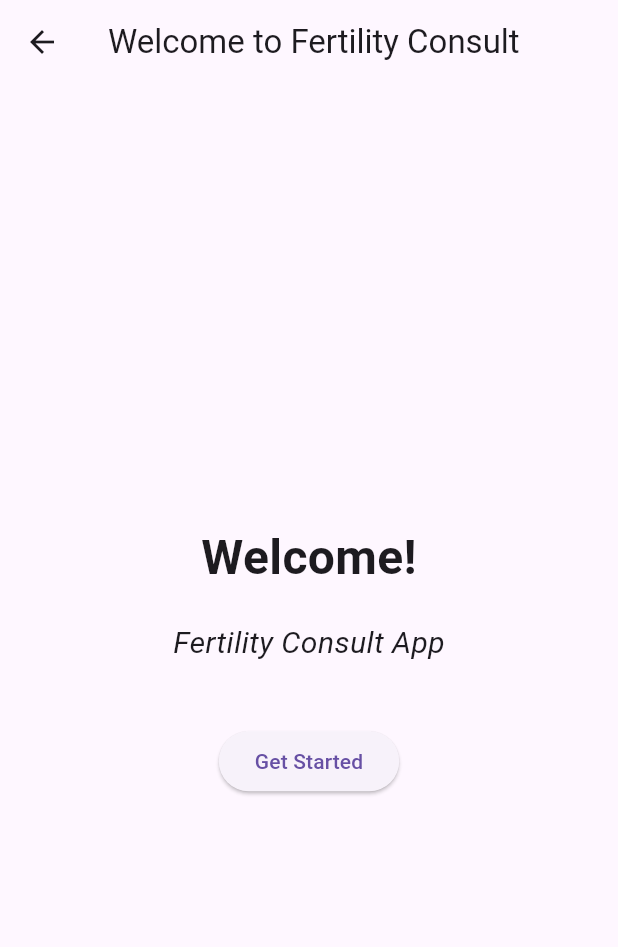
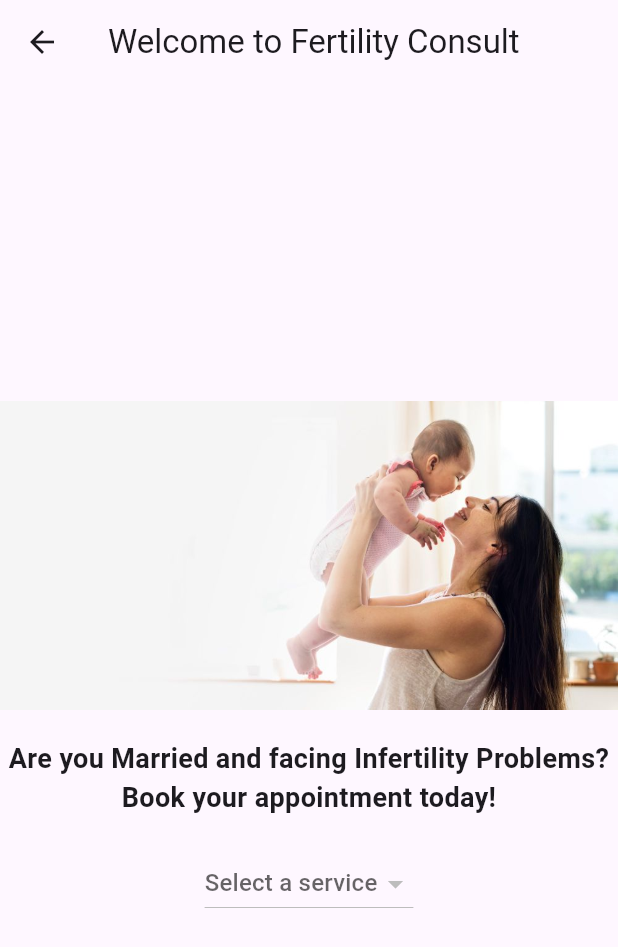
Before and after one commit to BroCodeByMinds/FertilityConsult, a Flutter app: the LandingScreen screen opened directly, on a phone screen of 412 x 824 dp. Shown: the top 947 px of the screen. Run offline on Flutter 3.47's test engine with Material 3 defaults, Android fonts, the phone set to English and light mode, and no system bars; our stand-ins replace carousel_slider, shared_preferences; accounts and stored records are empty; statements that could not run were skipped.

Commit message:
Appointment functionality in Landing page

```diff
--- a/fertility_consult/lib/Screens/landing_screen.dart
+++ b/fertility_consult/lib/Screens/landing_screen.dart
@@ -1,49 +1,57 @@
 import 'package:fertility_consult/Screens/registration_screen.dart';
+import 'package:fertility_consult/Utils/constants.dart';
 import 'package:flutter/material.dart';
 
 class LandingScreen extends StatelessWidget {
-  const LandingScreen({Key? key}) : super(key: key);
-
   @override
   Widget build(BuildContext context) {
     return Scaffold(
       appBar: AppBar(
         title: const Text('Welcome to Fertility Consult'),
       ),
-      body: Center(
-        child: Column(
+      body: Column(
         mainAxisAlignment: MainAxisAlignment.center,
-          children: <Widget>[
+        crossAxisAlignment: CrossAxisAlignment.center,
+        children: [
+          const Image(
+            image: AssetImage('assets/images/IVF_image3.jpeg'), // Replace with your welcome image asset
+            // Add image properties as needed
+          ),
+          const SizedBox(height: 20), // Add spacing between image and text
           const Text(
-              'Welcome!',
+            'Are you Married and facing Infertility Problems?\nBook your appointment today!',
+            textAlign: TextAlign.center,
             style: TextStyle(
-                fontSize: 32,
+              fontSize: 18,
               fontWeight: FontWeight.bold,
             ),
           ),
-            const SizedBox(height: 20),
-            const Text(
-              'Fertility Consult App',
-              style: TextStyle(
-                fontSize: 20,
-                fontStyle: FontStyle.italic,
-              ),
-            ),
-            const SizedBox(height: 40),
-            ElevatedButton(
-              onPressed: () {
-                // Navigate to the appropriate screen (Login, Registration, Home, etc.)
-                // You can replace `LoginRegistrationScreen()` with the intended screen
-                Navigator.push(
-                  context,
-                  MaterialPageRoute(builder: (context) => const RegistrationScreen()),
-                );
-              },
-              child: const Text('Get Started'),
-            ),
+          const SizedBox(height: 20), // Add spacing between text and dropdown
+          _buildDropdown(context),
         ],
-        ),
       ),
     );
   }
+
+  Widget _buildDropdown(BuildContext context) {
+    return DropdownButton<String>(
+      hint: const Text('Select a service'), // Placeholder text
+      items: Constants.reproductiveServices
+          .map((String service) {
+            return DropdownMenuItem<String>(
+              value: service,
+              child: Text(service),
+            );
+          })
+          .toList(),
+      onChanged: (String? selectedService) {
+        // Handle selected service
+        if (selectedService != null) {
+          // Perform actions based on the selected service
+          print('Selected service: $selectedService');
+          // Add logic for handling the selected service
         }
+      },
+    );
+  }
+}
```
Lines whose indentation alone changed are shown as unchanged.
